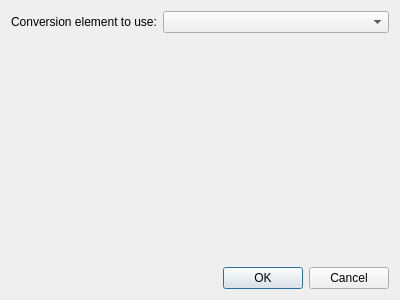
Above: tools/tcam-capture/optionsdialog.ui from TheImagingSource/tiscamera before the change. Below: the same form after it.
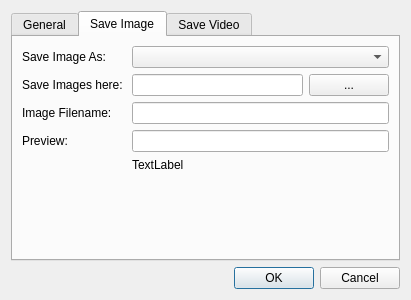
That is the form after the change. The open tabs and pages were chosen to show the change.

Commit message: tcam-capture: Add image/video saving capabilities

What changed in the file:
```diff
--- a/tools/tcam-capture/optionsdialog.ui
+++ b/tools/tcam-capture/optionsdialog.ui
@@ -6,38 +6,205 @@
    <rect>
     <x>0</x>
     <y>0</y>
-    <width>400</width>
+    <width>411</width>
     <height>300</height>
    </rect>
   </property>
   <property name="windowTitle">
    <string>tcam-capture - Options</string>
   </property>
-  <layout class="QFormLayout" name="formLayout_2">
-   <item row="0" column="0">
-    <widget class="QLabel" name="label">
-     <property name="text">
-      <string>Conversion element to use:</string>
+  <layout class="QVBoxLayout" name="verticalLayout">
+   <item>
+    <widget class="QTabWidget" name="tabWidget">
+     <property name="currentIndex">
+      <number>0</number>
      </property>
+     <widget class="QWidget" name="general_tab">
+      <attribute name="title">
+       <string>General</string>
+      </attribute>
+      <layout class="QFormLayout" name="formLayout">
+       <item row="0" column="0">
+        <widget class="QLabel" name="label">
+         <property name="text">
+          <string>Conversion element to use:</string>
+         </property>
+        </widget>
+       </item>
+       <item row="0" column="1">
+        <widget class="QComboBox" name="combo_convert_options"/>
+       </item>
+      </layout>
+     </widget>
+     <widget class="QWidget" name="save_image_tab">
+      <attribute name="title">
+       <string>Save Image</string>
+      </attribute>
+      <layout class="QFormLayout" name="formLayout_2">
+       <item row="0" column="0">
+        <widget class="QLabel" name="saveImageAsLabel">
+         <property name="text">
+          <string>Save Image As:</string>
+         </property>
+        </widget>
+       </item>
+       <item row="0" column="1">
+        <widget class="QComboBox" name="saveImageAsComboBox"/>
+       </item>
+       <item row="1" column="0">
+        <widget class="QLabel" name="saveImageLocationLabel">
+         <property name="text">
+          <string>Save Images here: </string>
+         </property>
+        </widget>
+       </item>
+       <item row="1" column="1">
+        <widget class="QWidget" name="widget" native="true">
+         <layout class="QHBoxLayout" name="horizontalLayout">
+          <property name="leftMargin">
+           <number>0</number>
+          </property>
+          <property name="topMargin">
+           <number>0</number>
+          </property>
+          <property name="rightMargin">
+           <number>0</number>
+          </property>
+          <property name="bottomMargin">
+           <number>0</number>
+          </property>
+          <item>
+           <widget class="QLineEdit" name="saveImageLocationEditLine"/>
+          </item>
+          <item>
+           <widget class="QPushButton" name="openImageSaveFileDialogButton">
+            <property name="text">
+             <string>...</string>
+            </property>
+           </widget>
+          </item>
+         </layout>
+        </widget>
+       </item>
+       <item row="2" column="0">
+        <widget class="QLabel" name="saveImageFilenameLabel">
+         <property name="text">
+          <string>Image Filename:</string>
+         </property>
+        </widget>
+       </item>
+       <item row="2" column="1">
+        <widget class="QLineEdit" name="saveImageFilenameEditLine"/>
+       </item>
+       <item row="3" column="0">
+        <widget class="QLabel" name="saveImageFilenamePreviewLabel">
+         <property name="text">
+          <string>Preview:</string>
+         </property>
+        </widget>
+       </item>
+       <item row="3" column="1">
+        <widget class="QLineEdit" name="saveImageFilenamePreviewEditLine">
+         <property name="readOnly">
+          <bool>true</bool>
+         </property>
+        </widget>
+       </item>
+       <item row="4" column="1">
+        <widget class="QLabel" name="saveImageInfoLabel">
+         <property name="text">
+          <string>TextLabel</string>
+         </property>
+        </widget>
+       </item>
+      </layout>
+     </widget>
+     <widget class="QWidget" name="save_video_tab">
+      <attribute name="title">
+       <string>Save Video</string>
+      </attribute>
+      <layout class="QFormLayout" name="formLayout_3">
+       <item row="0" column="0">
+        <widget class="QLabel" name="saveVideoAsLabel">
+         <property name="text">
+          <string>Save Video As: </string>
+         </property>
+        </widget>
+       </item>
+       <item row="0" column="1">
+        <widget class="QComboBox" name="saveVideoAsComboBox"/>
+       </item>
+       <item row="1" column="1">
+        <widget class="QWidget" name="widget_2" native="true">
+         <layout class="QHBoxLayout" name="horizontalLayout_2">
+          <property name="leftMargin">
+           <number>0</number>
+          </property>
+          <property name="topMargin">
+           <number>0</number>
+          </property>
+          <property name="rightMargin">
+           <number>0</number>
+          </property>
+          <property name="bottomMargin">
+           <number>0</number>
+          </property>
+          <item>
+           <widget class="QLineEdit" name="saveVideoLocationEditLine"/>
+          </item>
+          <item>
+           <widget class="QPushButton" name="openVideoSaveFileDialogButton">
+            <property name="text">
+             <string>...</string>
+            </property>
+           </widget>
+          </item>
+         </layout>
+        </widget>
+       </item>
+       <item row="2" column="0">
+        <widget class="QLabel" name="saveVideoFilenameLabel">
+         <property name="text">
+          <string>Video Filename:</string>
+         </property>
+        </widget>
+       </item>
+       <item row="2" column="1">
+        <widget class="QLineEdit" name="saveVideoFilenameEditLine"/>
+       </item>
+       <item row="3" column="0">
+        <widget class="QLabel" name="saveVideoFilenamePreviewLabel">
+         <property name="text">
+          <string>Preview</string>
+         </property>
+        </widget>
+       </item>
+       <item row="3" column="1">
+        <widget class="QLineEdit" name="saveVideoFilenamePreviewEditLine">
+         <property name="readOnly">
+          <bool>true</bool>
+         </property>
+        </widget>
+       </item>
+       <item row="4" column="1">
+        <widget class="QLabel" name="saveVideoInfoLabel">
+         <property name="text">
+          <string>TextLabel</string>
+         </property>
+        </widget>
+       </item>
+       <item row="1" column="0">
+        <widget class="QLabel" name="saveVideoLocationLabel">
+         <property name="text">
+          <string>Save Video As:</string>
+         </property>
+        </widget>
+       </item>
+      </layout>
+     </widget>
     </widget>
    </item>
-   <item row="0" column="1">
-    <widget class="QComboBox" name="combo_convert_options"/>
-   </item>
-   <item row="1" column="0">
-    <spacer name="verticalSpacer">
-     <property name="orientation">
-      <enum>Qt::Vertical</enum>
-     </property>
-     <property name="sizeHint" stdset="0">
-      <size>
-       <width>20</width>
-       <height>40</height>
-      </size>
-     </property>
-    </spacer>
-   </item>
-   <item row="2" column="1">
+   <item>
     <widget class="QDialogButtonBox" name="buttonBox">
      <property name="orientation">
       <enum>Qt::Horizontal</enum>
```
The commit also changes 15 other files.
